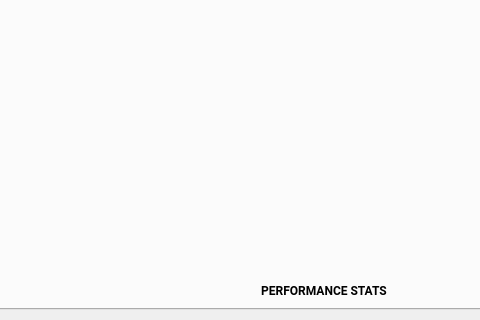
Old version of the form android/android-emu/android/skin/qt/extended-pages/settings-page.ui in the repository aosp-mirror/platform_external_qemu; both pictures show x 142 to 622 and y 260 to 580 of the 622 by 580 pixel window.
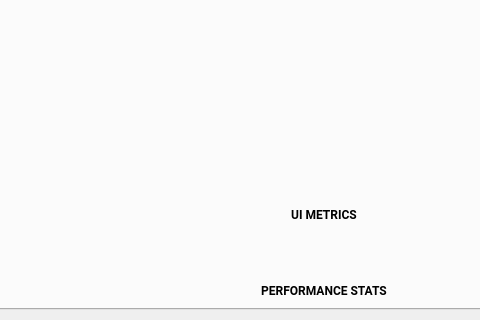
New version of the form. The open tabs and pages were chosen to show the change. Icons and pictures are not drawn. Custom widgets are drawn as their Qt base class.

Commit message: [Ui Metrics Page]

Patch:
```diff
--- a/android/android-emu/android/skin/qt/extended-pages/settings-page.ui
+++ b/android/android-emu/android/skin/qt/extended-pages/settings-page.ui
@@ -1315,6 +1315,38 @@
       <bool>false</bool>
      </property>
     </widget>
+    <widget class="RaisedMaterialButton" name="uiMetricsButton">
+     <property name="geometry">
+      <rect>
+       <x>324</x>
+       <y>410</y>
+       <width>280</width>
+       <height>36</height>
+      </rect>
+     </property>
+     <property name="font">
+      <font>
+       <family>Roboto</family>
+       <weight>75</weight>
+       <bold>true</bold>
+      </font>
+     </property>
+     <property name="text">
+      <string>UI METRICS</string>
+     </property>
+     <property name="flat">
+      <bool>true</bool>
+     </property>
+     <property name="visible">
+      <bool>false</bool>
+     </property>
+     <property name="ColorGroup" stdset="0">
+      <string>Button</string>
+     </property>
+     <property name="report_metrics" stdset="0">
+      <bool>false</bool>
+     </property>
+    </widget>
    </widget>
   </widget>
  </widget>
```
Left out of the diff: 2 changed lines with no effect on the pictures. The commit also changes 13 other files.
